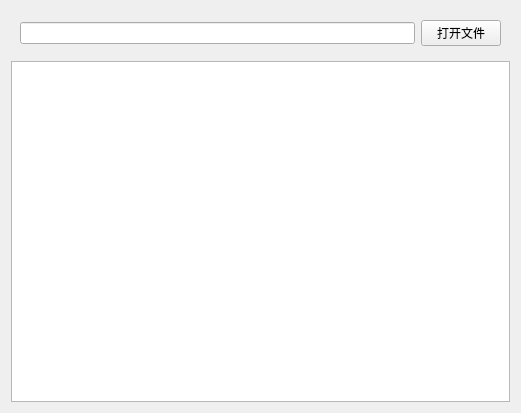
The window that 040_QFile/widget.ui (NekoSilverFox/Qt) describes before a commit, drawn with Qt 5.
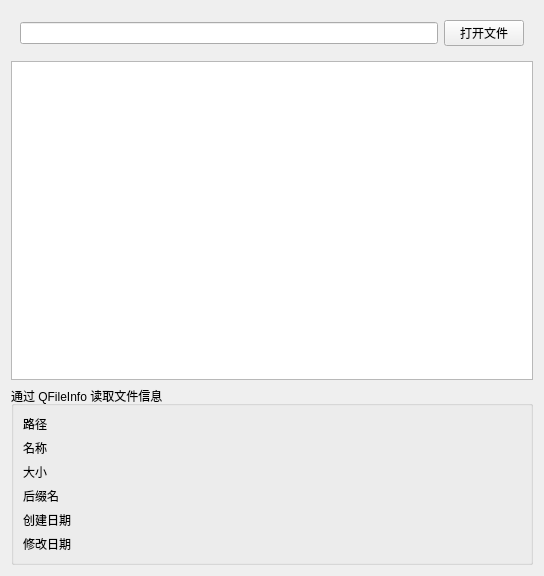
The same window after the commit.

Commit message: 增加 通过 QFileInfo 读取文件信息

What changed in the file:
```diff
--- a/040_QFile/widget.ui
+++ b/040_QFile/widget.ui
@@ -6,8 +6,8 @@
    <rect>
     <x>0</x>
     <y>0</y>
-    <width>521</width>
-    <height>413</height>
+    <width>544</width>
+    <height>576</height>
    </rect>
   </property>
   <property name="windowTitle">
@@ -33,6 +33,57 @@
    <item>
     <widget class="QTextEdit" name="textEdit"/>
    </item>
+   <item>
+    <widget class="QGroupBox" name="groupBox">
+     <property name="title">
+      <string>通过 QFileInfo 读取文件信息</string>
+     </property>
+     <layout class="QGridLayout" name="gridLayout">
+      <item row="1" column="0">
+       <widget class="QLabel" name="lbName">
+        <property name="text">
+         <string>名称</string>
+        </property>
+       </widget>
+      </item>
+      <item row="3" column="0">
+       <widget class="QLabel" name="lbSuffix">
+        <property name="text">
+         <string>后缀名</string>
+        </property>
+       </widget>
+      </item>
+      <item row="0" column="0">
+       <widget class="QLabel" name="lbPath">
+        <property name="text">
+         <string>路径</string>
+        </property>
+       </widget>
+      </item>
+      <item row="4" column="0">
+       <widget class="QLabel" name="lbCreateTime">
+        <property name="text">
+         <string>创建日期</string>
+        </property>
+       </widget>
+      </item>
+      <item row="2" column="0">
+       <widget class="QLabel" name="lbSize">
+        <property name="text">
+         <string>大小</string>
+        </property>
+       </widget>
+      </item>
+      <item row="5" column="0">
+       <widget class="QLabel" name="lbModifTime">
+        <property name="text">
+         <string>修改日期</string>
+        </property>
+       </widget>
+      </item>
+     </layout>
+    </widget>
+   </item>
   </layout>
  </widget>
  <resources/>
```
The commit also changes 2 other files.
